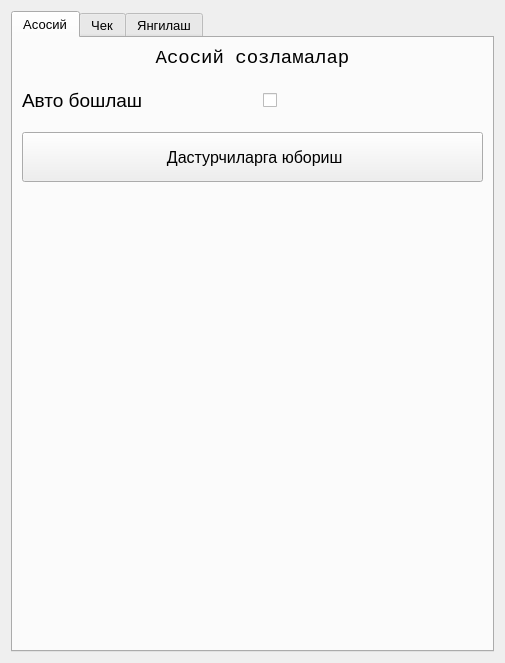
First picture: the form in Resources/ui/settings_widget.ui, repository hasanbekme/SerWibe, before the edit.
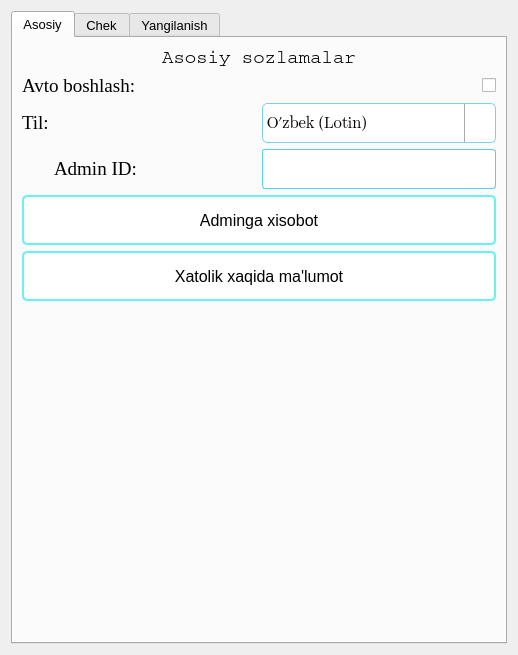
Second picture: the form after the edit. Icons and pictures are not drawn.

Diff of the .ui file:
```diff
--- a/Resources/ui/settings_widget.ui
+++ b/Resources/ui/settings_widget.ui
@@ -6,8 +6,8 @@
    <rect>
     <x>0</x>
     <y>0</y>
-    <width>505</width>
-    <height>663</height>
+    <width>518</width>
+    <height>655</height>
    </rect>
   </property>
   <property name="windowTitle">
@@ -27,7 +27,53 @@
       </font>
      </property>
      <property name="styleSheet">
-      <string notr="true"/>
+      <string notr="true">
+QLineEdit{
+background-color: white;
+border: 1px solid #59CDF2;
+border-radius: 3px;
+}
+
+QLineEdit::focus{
+border: 1px solid #29e1ff;
+border-radius: 5px;
+}
+QComboBox {
+    border: 1px solid #7cd0ef;
+    border-radius: 5px;
+}
+QComboBox:hover{
+border-color: #5487ee;
+}
+
+
+QComboBox::drop-down {
+    subcontrol-origin: padding;
+	subcontrol-position: top right;
+	width: 30px;
+ 
+	border-left-width: 1px;
+	border-left-color: darkgray;
+	border-left-style: solid;
+	border-top-right-radius: 3px;
+	border-bottom-right-radius: 3px;
+}
+
+
+
+QComboBox::down-arrow {
+  image: url(:/main/drop_down.png);
+height: 18px;
+width: 18px;
+}
+QComboBox::drop-down:hover {
+	background-color: qlineargradient(x1: 0, y1: 0, x2: 0, y2: 1, stop: 0 #d8d7d7, stop: 1 #e9e9e9);
+}
+
+QComboBox::down-arrow:on { /* shift the arrow when popup is open */
+    top: 1px;
+    left: 1px;
+}</string>
      </property>
      <property name="currentIndex">
       <number>0</number>
@@ -42,14 +88,11 @@
        </iconset>
       </attribute>
       <attribute name="title">
-       <string>Асосий</string>
+       <string>Asosiy</string>
       </attribute>
       <layout class="QGridLayout" name="gridLayout_3">
        <item row="0" column="0">
         <layout class="QVBoxLayout" name="verticalLayout_2">
-         <property name="spacing">
-          <number>20</number>
-         </property>
          <item>
           <widget class="QLabel" name="title_2">
            <property name="maximumSize">
@@ -65,7 +108,7 @@
             </font>
            </property>
            <property name="text">
-            <string>Асосий созламалар</string>
+            <string>Asosiy sozlamalar</string>
            </property>
            <property name="alignment">
             <set>Qt::AlignCenter</set>
@@ -78,15 +121,28 @@
             <widget class="QLabel" name="company_name_2">
              <property name="font">
               <font>
-               <family>Segoe UI Historic</family>
+               <family>Georgia</family>
                <pointsize>14</pointsize>
               </font>
              </property>
              <property name="text">
-              <string>Авто бошлаш</string>
+              <string>Avto boshlash:</string>
              </property>
             </widget>
            </item>
+           <item>
+            <spacer name="horizontalSpacer_4">
+             <property name="orientation">
+              <enum>Qt::Horizontal</enum>
+             </property>
+             <property name="sizeHint" stdset="0">
+              <size>
+               <width>40</width>
+               <height>20</height>
+              </size>
+             </property>
+            </spacer>
+           </item>
            <item>
             <widget class="QCheckBox" name="autostart">
              <property name="text">
@@ -96,6 +152,219 @@
            </item>
           </layout>
          </item>
+         <item>
+          <layout class="QHBoxLayout" name="horizontalLayout_14">
+           <item>
+            <widget class="QLabel" name="language_title">
+             <property name="font">
+              <font>
+               <family>Georgia</family>
+               <pointsize>14</pointsize>
+              </font>
+             </property>
+             <property name="text">
+              <string>Til:</string>
+             </property>
+            </widget>
+           </item>
+           <item>
+            <widget class="QComboBox" name="language_box">
+             <property name="minimumSize">
+              <size>
+               <width>0</width>
+               <height>40</height>
+              </size>
+             </property>
+             <property name="font">
+              <font>
+               <family>Segoe UI Emoji</family>
+               <pointsize>12</pointsize>
+               <weight>50</weight>
+               <bold>false</bold>
+              </font>
+             </property>
+             <property name="styleSheet">
+              <string notr="true"/>
+             </property>
+             <property name="iconSize">
+              <size>
+               <width>30</width>
+               <height>30</height>
+              </size>
+             </property>
+             <item>
+              <property name="text">
+               <string>O'zbek (Lotin)</string>
+              </property>
+              <property name="icon">
+               <iconset>
+                <normalon>:/main/uzbek_flag.png</normalon>
+               </iconset>
+              </property>
+             </item>
+             <item>
+              <property name="text">
+               <string>Ўзбек (крилл)</string>
+              </property>
+              <property name="icon">
+               <iconset>
+                <normalon>:/main/uzbek_flag.png</normalon>
+               </iconset>
+              </property>
+             </item>
+            </widget>
+           </item>
+          </layout>
+         </item>
+         <item>
+          <layout class="QHBoxLayout" name="horizontalLayout_13">
+           <item>
+            <layout class="QHBoxLayout" name="horizontalLayout_11">
+             <property name="spacing">
+              <number>0</number>
+             </property>
+             <item>
+              <widget class="QPushButton" name="id_bot">
+               <property name="cursor">
+                <cursorShape>PointingHandCursor</cursorShape>
+               </property>
+               <property name="styleSheet">
+                <string notr="true">QPushButton {
+background-color: None;
+border: None;
+border-radius: 10px;
+}
+QPushButton:hover {
+background-color: rgba(85, 170, 255, 0.2);
+}
+QPushButton:pressed {
+background-color: rgba(85, 170, 255, 0.4);
+}</string>
+               </property>
+               <property name="text">
+                <string/>
+               </property>
+               <property name="icon">
+                <iconset>
+                 <normalon>:/main/telegram.png</normalon>
+                </iconset>
+               </property>
+               <property name="iconSize">
+                <size>
+                 <width>45</width>
+                 <height>45</height>
+                </size>
+               </property>
+               <property name="shortcut">
+                <string>Ctrl+Z, Ctrl+Z</string>
+               </property>
+              </widget>
+             </item>
+             <item>
+              <widget class="QLabel" name="label">
+               <property name="font">
+                <font>
+                 <family>Georgia</family>
+                 <pointsize>14</pointsize>
+                </font>
+               </property>
+               <property name="text">
+                <string>Admin ID:</string>
+               </property>
+              </widget>
+             </item>
+             <item>
+              <spacer name="horizontalSpacer_5">
+               <property name="orientation">
+                <enum>Qt::Horizontal</enum>
+               </property>
+               <property name="sizeHint" stdset="0">
+                <size>
+                 <width>40</width>
+                 <height>20</height>
+                </size>
+               </property>
+              </spacer>
+             </item>
+            </layout>
+           </item>
+           <item>
+            <widget class="QLineEdit" name="admin_id_edit">
+             <property name="minimumSize">
+              <size>
+               <width>0</width>
+               <height>40</height>
+              </size>
+             </property>
+             <property name="maximumSize">
+              <size>
+               <width>250</width>
+               <height>16777215</height>
+              </size>
+             </property>
+             <property name="font">
+              <font>
+               <family>Arial</family>
+               <pointsize>14</pointsize>
+              </font>
+             </property>
+             <property name="styleSheet">
+              <string notr="true"/>
+             </property>
+            </widget>
+           </item>
+          </layout>
+         </item>
+         <item>
+          <widget class="QPushButton" name="admin_report">
+           <property name="minimumSize">
+            <size>
+             <width>0</width>
+             <height>50</height>
+            </size>
+           </property>
+           <property name="font">
+            <font>
+             <family>Segoe UI</family>
+             <pointsize>12</pointsize>
+            </font>
+           </property>
+           <property name="cursor">
+            <cursorShape>PointingHandCursor</cursorShape>
+           </property>
+           <property name="styleSheet">
+            <string notr="true">QPushButton {
+background-color: white;
+border-radius: 5px;
+border: 2px solid #6AF2F0;
+}
+QPushButton:hover {
+color: white;
+background-color: #6AF2F0;
+}
+QPushButton:pressed {
+color: white;
+background-color: rgb(47, 231, 247);
+border: 2px solid rgb(47, 231, 247);
+}</string>
+           </property>
+           <property name="text">
+            <string>Adminga xisobot</string>
+           </property>
+           <property name="icon">
+            <iconset>
+             <normalon>:/main/submit_document.png</normalon>
+             <disabledoff>:/main/submit_document.png</disabledoff>
+            </iconset>
+           </property>
+           <property name="iconSize">
+            <size>
+             <width>40</width>
+             <height>40</height>
+            </size>
+           </property>
+          </widget>
+         </item>
          <item>
           <widget class="QPushButton" name="send_logs">
            <property name="minimumSize">
@@ -110,8 +379,27 @@
              <pointsize>12</pointsize>
             </font>
            </property>
+           <property name="cursor">
+            <cursorShape>PointingHandCursor</cursorShape>
+           </property>
+           <property name="styleSheet">
+            <string notr="true">QPushButton {
+background-color: white;
+border-radius: 5px;
+border: 2px solid #6AF2F0;
+}
+QPushButton:hover {
+color: white;
+background-color: #6AF2F0;
+}
+QPushButton:pressed {
+color: white;
+background-color: rgb(47, 231, 247);
+border: 2px solid rgb(47, 231, 247);
+}</string>
+           </property>
            <property name="text">
-            <string> Дастурчиларга юбориш</string>
+            <string>Xatolik xaqida ma'lumot</string>
            </property>
            <property name="icon">
             <iconset>
@@ -120,8 +408,8 @@
            </property>
            <property name="iconSize">
             <size>
-             <width>32</width>
-             <height>32</height>
+             <width>40</width>
+             <height>40</height>
             </size>
            </property>
           </widget>
@@ -131,6 +419,9 @@
            <property name="orientation">
             <enum>Qt::Vertical</enum>
            </property>
+           <property name="sizeType">
+            <enum>QSizePolicy::MinimumExpanding</enum>
+           </property>
            <property name="sizeHint" stdset="0">
             <size>
              <width>20</width>
@@ -150,7 +441,7 @@
        </iconset>
       </attribute>
       <attribute name="title">
-       <string>Чек</string>
+       <string>Chek</string>
       </attribute>
       <layout class="QGridLayout" name="gridLayout">
        <item row="0" column="0">
@@ -609,7 +900,7 @@
        </iconset>
       </attribute>
       <attribute name="title">
-       <string>Янгилаш</string>
+       <string>Yangilanish</string>
       </attribute>
      </widget>
     </widget>
```
Left out of the diff: 56 changed lines with no effect on the pictures.
